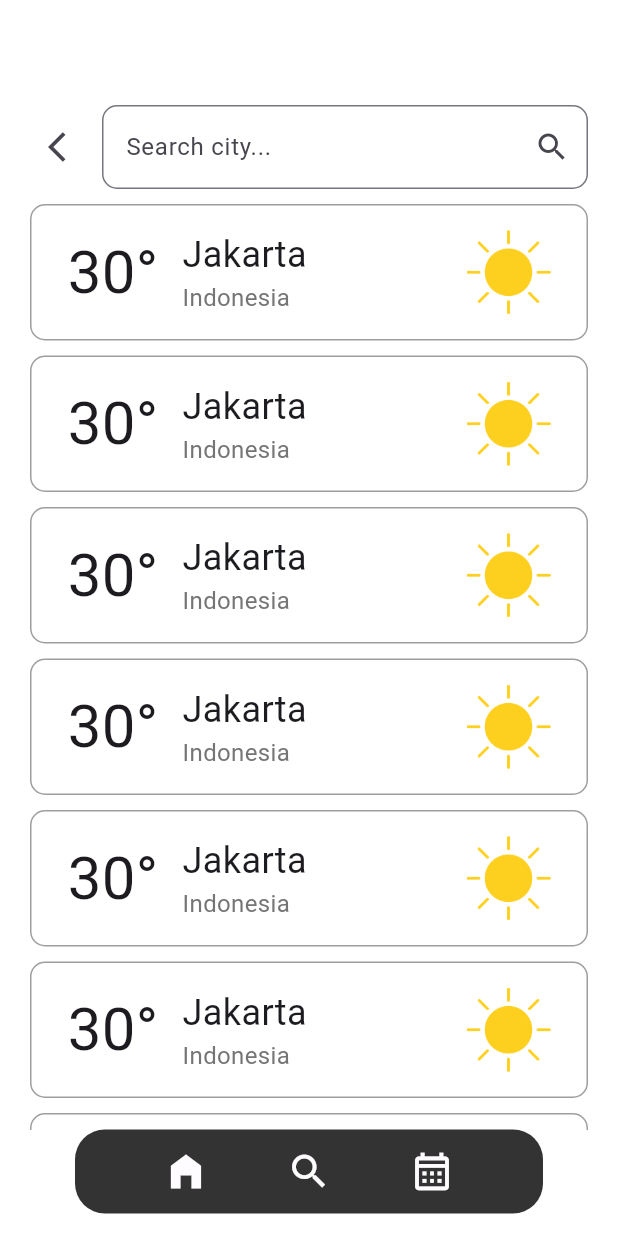
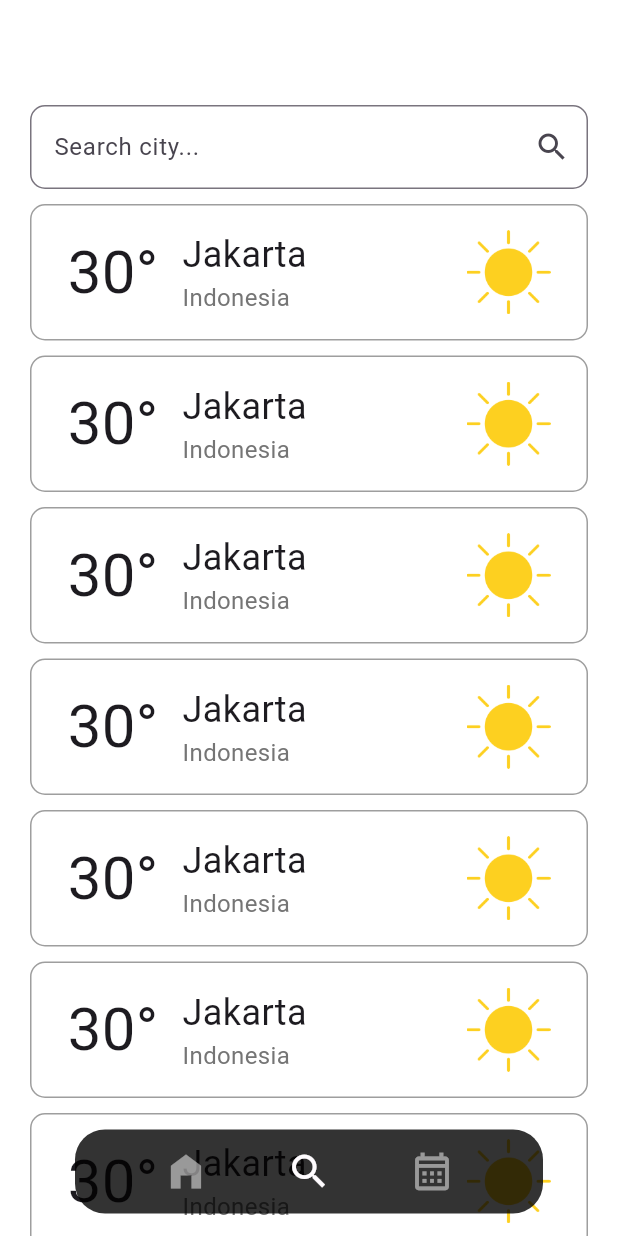
Before and after one commit to W0LF12AM/Weather-App, a Flutter app: the screen it shows after launch, after a tap on the "search" icon, on a phone screen of 412 x 824 dp. Run offline on Flutter 3.47's test engine with Material 3 defaults, Android fonts, the phone set to English and light mode, and no system bars; our stand-ins replace google_fonts, lottie, table_calendar.

Commit message:
update clock and sliding bottom nav bar

```diff
--- a/analysis_options.yaml
+++ b/analysis_options.yaml
@@ -7,6 +7,9 @@
 
 # The following line activates a set of recommended lints for Flutter apps,
 # packages, and plugins designed to encourage good coding practices.
+analyzer:
+  errors:
+    unused_field: ignore
 include: package:flutter_lints/flutter.yaml
 
 linter:
--- a/lib/main.dart
+++ b/lib/main.dart
@@ -1,5 +1,5 @@
 import 'package:flutter/material.dart';
-import 'package:weather_app/screens/home_screen.dart';
+import 'package:weather_app/screens/main_screen.dart';
 
 void main() {
   runApp(const MyApp());
@@ -11,7 +11,7 @@ class MyApp extends StatelessWidget {
   Widget build(BuildContext context) {
     return MaterialApp(
       debugShowCheckedModeBanner: false,
-      home: HomeScreen(),
+      home: MainScreen(),
     );
   }
 }
--- a/lib/screens/calendar_screen.dart
+++ b/lib/screens/calendar_screen.dart
@@ -1,6 +1,7 @@
 import 'package:flutter/material.dart';
+import 'package:google_fonts/google_fonts.dart';
+import 'package:intl/intl.dart';
 import 'package:table_calendar/table_calendar.dart';
-import 'package:weather_app/widgets/bottomNavBar.dart';
 
 class CalendarScreen extends StatefulWidget {
   const CalendarScreen({super.key});
@@ -26,6 +27,14 @@ class _CalendarScreenState extends State<CalendarScreen> {
     DateTime.now().day,
   );
 
+  Stream<String> getTimeStream() async* {
+    while (true) {
+      await Future.delayed(Duration(seconds: 1));
+      final now = DateTime.now();
+      yield DateFormat('HH:mm:ss').format(now);
+    }
+  }
+
   @override
   Widget build(BuildContext context) {
     return Scaffold(
@@ -44,8 +53,7 @@ class _CalendarScreenState extends State<CalendarScreen> {
             ],
           ),
         ),
-        Expanded(
-          child: Container(
+        Container(
             decoration: BoxDecoration(
               borderRadius: BorderRadius.circular(10),
               color: Colors.white,
@@ -72,9 +80,42 @@ class _CalendarScreenState extends State<CalendarScreen> {
                 _focusedDay = focusedDay;
               },
             )),
-        )
+        const SizedBox(
+          height: 80,
+        ),
+        Column(
+          crossAxisAlignment: CrossAxisAlignment.start,
+          children: [
+            Text('Time',
+                style: GoogleFonts.poppins(
+                  fontSize: 24,
+                  fontWeight: FontWeight.w300,
+                  color: Colors.black,
+                )),
+            //clock
+            StreamBuilder<String>(
+                stream: getTimeStream(),
+                builder: (context, snapshot) {
+                  if (!snapshot.hasData) {
+                    return const Text('Loading...',
+                        style: TextStyle(
+                          fontSize: 32,
+                          fontWeight: FontWeight.normal,
+                          color: Colors.black,
+                        ));
+                  }
+                  return Text(
+                    snapshot.data!,
+                    style: GoogleFonts.poppins(
+                      fontSize: 64,
+                      fontWeight: FontWeight.normal,
+                      color: Colors.black,
+                    ),
+                  );
+                })
+          ],
+        ),
       ]),
-      bottomNavigationBar: Bottomnavbar(),
     );
   }
 }
--- a/lib/screens/home_screen.dart
+++ b/lib/screens/home_screen.dart
@@ -1,10 +1,7 @@
 import 'package:flutter/material.dart';
 import 'package:google_fonts/google_fonts.dart';
 import 'package:lottie/lottie.dart';
-
-import 'package:weather_app/widgets/bottomNavBar.dart';
 import 'package:weather_app/widgets/cardWeather.dart';
-
 
 class HomeScreen extends StatelessWidget {
   HomeScreen({super.key});
@@ -24,17 +21,13 @@ class HomeScreen extends StatelessWidget {
       appBar: AppBar(
         actions: [
           Padding(
-              padding: EdgeInsets.only(
-                  right: MediaQuery.sizeOf(context).width * 0.03),
+            padding:
+                EdgeInsets.only(right: MediaQuery.sizeOf(context).width * 0.03),
             child: const Icon(Icons.sunny),
           )
         ],
         elevation: 0,
         backgroundColor: Colors.white,
-          leading: IconButton(
-            onPressed: () {},
-            icon: Icon(Icons.menu),
-          ),
       ),
       body: Padding(
         padding: const EdgeInsets.fromLTRB(10, 10, 10, 10),
@@ -156,6 +149,6 @@ class HomeScreen extends StatelessWidget {
           ],
         ),
       ),
-        bottomNavigationBar: Bottomnavbar());
+    );
   }
 }
--- /dev/null
+++ b/lib/screens/main_screen.dart
@@ -0,0 +1,53 @@
+import 'package:flutter/material.dart';
+import 'package:weather_app/screens/calendar_screen.dart';
+import 'package:weather_app/screens/home_screen.dart';
+import 'package:weather_app/screens/search_screen.dart';
+import 'package:weather_app/widgets/bottomNavBar.dart';
+
+class MainScreen extends StatefulWidget {
+  const MainScreen({super.key});
+
+  @override
+  State<MainScreen> createState() => _MainScreenState();
+}
+
+class _MainScreenState extends State<MainScreen> {
+  int _selectedIndex = 0;
+  final PageController _pageController = PageController();
+
+  void onItemTapped(int index) {
+    _pageController.animateToPage(index,
+        duration: Duration(milliseconds: 300), curve: Curves.easeInOut);
+  }
+
+  void onPageChanged(int index) {
+    setState(() {
+      _selectedIndex = index;
+    });
+  }
+
+  final List<Widget> _pages = [HomeScreen(), SearchScreen(), CalendarScreen()];
+
+  @override
+  Widget build(BuildContext context) {
+    return Scaffold(
+      body: Stack(
+        children: [
+          PageView(
+            controller: _pageController,
+            children: _pages,
+            onPageChanged: onPageChanged,
+            physics: const BouncingScrollPhysics(),
+          ),
+          Align(
+            alignment: Alignment.bottomCenter,
+            child: Bottomnavbar(
+              currentIndex: _selectedIndex,
+              onTap: onItemTapped,
+            ),
+          )
+        ],
+      ),
+    );
+  }
+}
--- a/lib/screens/search_screen.dart
+++ b/lib/screens/search_screen.dart
@@ -1,7 +1,6 @@
 // ignore_for_file: prefer_const_literals_to_create_immutables, prefer_const_constructors
 
 import 'package:flutter/material.dart';
-import 'package:weather_app/widgets/bottomNavBar.dart';
 
 class SearchScreen extends StatelessWidget {
   const SearchScreen({super.key});
@@ -14,17 +13,7 @@ class SearchScreen extends StatelessWidget {
         padding: const EdgeInsets.only(top: 70, left: 20, right: 20),
         child: Column(
           children: [
-              Row(
-                children: [
-                  IconButton(
-                      onPressed: () {
-                        Navigator.pop(context);
-                      },
-                      icon: Icon(Icons.arrow_back_ios)),
-
-                  // Search bar
-                  Expanded(
-                    child: TextField(
+            TextField(
               decoration: InputDecoration(
                 hintText: 'Search city...',
                 border: OutlineInputBorder(
@@ -33,9 +22,6 @@ class SearchScreen extends StatelessWidget {
                 ),
                 suffixIcon: Icon(Icons.search),
               ),
-                    ),
-                  ),
-                ],
             ),
             SizedBox(height: 10),
             // card of cities
@@ -56,13 +42,11 @@ class SearchScreen extends StatelessWidget {
                             padding: const EdgeInsets.symmetric(
                                 vertical: 16, horizontal: 24),
                             child: Row(
-                                mainAxisAlignment:
-                                    MainAxisAlignment.spaceBetween,
+                              mainAxisAlignment: MainAxisAlignment.spaceBetween,
                               children: [
                                 Row(
                                   children: [
-                                      Text('30°',
-                                          style: TextStyle(fontSize: 40)),
+                                    Text('30°', style: TextStyle(fontSize: 40)),
                                     SizedBox(width: 16),
                                     Column(
                                       crossAxisAlignment:
@@ -71,8 +55,7 @@ class SearchScreen extends StatelessWidget {
                                         Text('Jakarta',
                                             style: TextStyle(
                                                 fontSize: 24,
-                                                  fontWeight:
-                                                      FontWeight.normal)),
+                                                fontWeight: FontWeight.normal)),
                                         Text('Indonesia',
                                             style: TextStyle(
                                                 fontSize: 16,
@@ -93,6 +76,6 @@ class SearchScreen extends StatelessWidget {
           ],
         ),
       ),
-        bottomNavigationBar: Bottomnavbar());
+    );
   }
 }
--- a/lib/widgets/bottomNavBar.dart
+++ b/lib/widgets/bottomNavBar.dart
@@ -1,10 +1,12 @@
 import 'package:flutter/material.dart';
-import 'package:weather_app/screens/calendar_screen.dart';
-import 'package:weather_app/screens/search_screen.dart';
 import 'package:weather_app/widgets/default.dart';
 
 class Bottomnavbar extends StatelessWidget {
-  const Bottomnavbar({super.key});
+  final int currentIndex;
+  final Function(int) onTap;
+
+  const Bottomnavbar(
+      {super.key, required this.currentIndex, required this.onTap});
 
   @override
   Widget build(BuildContext context) {
@@ -21,32 +23,27 @@ class Bottomnavbar extends StatelessWidget {
               mainAxisAlignment: MainAxisAlignment.spaceBetween,
               children: [
                 IconButton(
-                  onPressed: () {},
+                  onPressed: () => onTap(0),
                   icon: Icon(Icons.home_filled),
-                  color: mainColor,
+                  color: currentIndex == 0
+                      ? mainColor
+                      : Colors.white.withOpacity(0.5),
                   iconSize: 30,
                 ),
                 IconButton(
-                  onPressed: () {
-                    Navigator.push(
-                        context,
-                        MaterialPageRoute(
-                          builder: (context) => SearchScreen(),
-                        ));
-                  },
+                  onPressed: () => onTap(1),
                   icon: Icon(Icons.search),
-                  color: mainColor,
+                  color: currentIndex == 1
+                      ? mainColor
+                      : Colors.white.withOpacity(0.5),
                   iconSize: 30,
                 ),
                 IconButton(
-                  onPressed: () {
-                    Navigator.push(
-                        context,
-                        MaterialPageRoute(
-                            builder: (context) => CalendarScreen()));
-                  },
+                  onPressed: () => onTap(2),
                   icon: Icon(Icons.calendar_month_outlined),
-                  color: mainColor,
+                  color: currentIndex == 2
+                      ? mainColor
+                      : Colors.white.withOpacity(0.5),
                   iconSize: 30,
                 ),
               ],
--- a/pubspec.yaml
+++ b/pubspec.yaml
@@ -38,6 +38,7 @@ dependencies:
   lottie: ^3.2.0
   flutter_svg: ^2.0.17
   table_calendar: ^3.2.0
+  intl: ^0.20.2
 
 dev_dependencies:
   flutter_test:
```
Also changed, not shown: pubspec.lock. Lines whose indentation alone changed are shown as unchanged.
